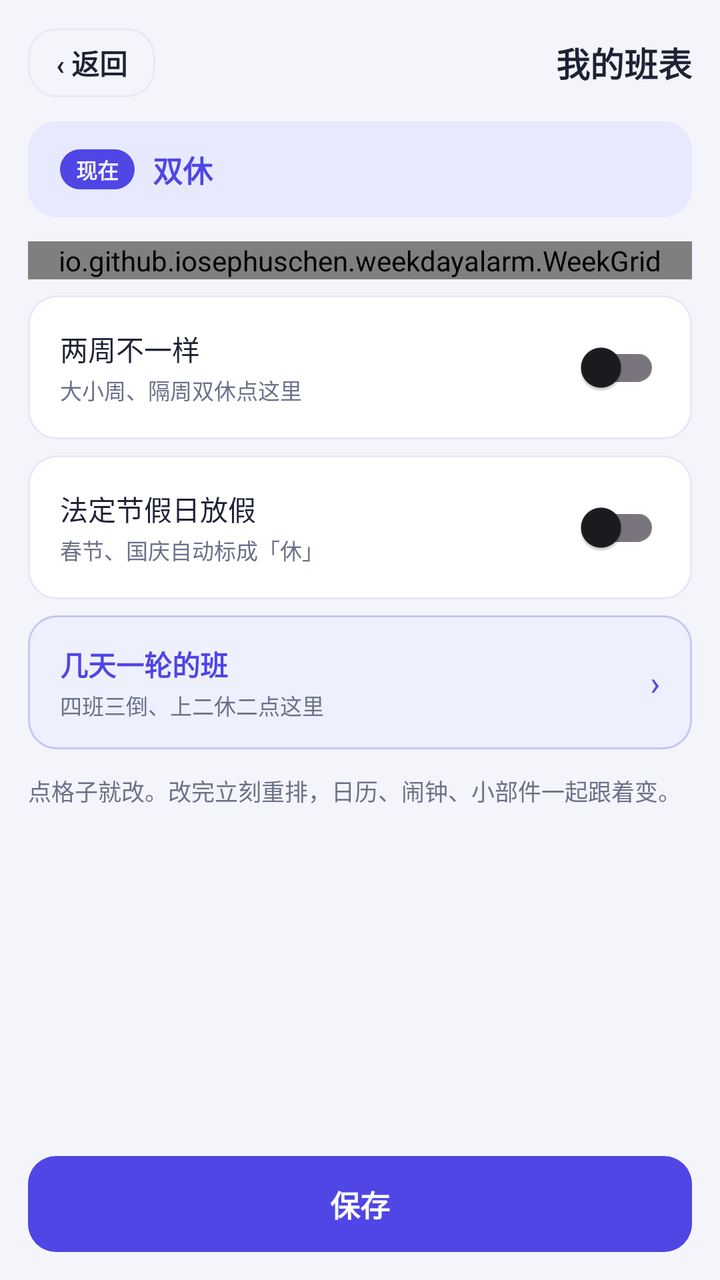
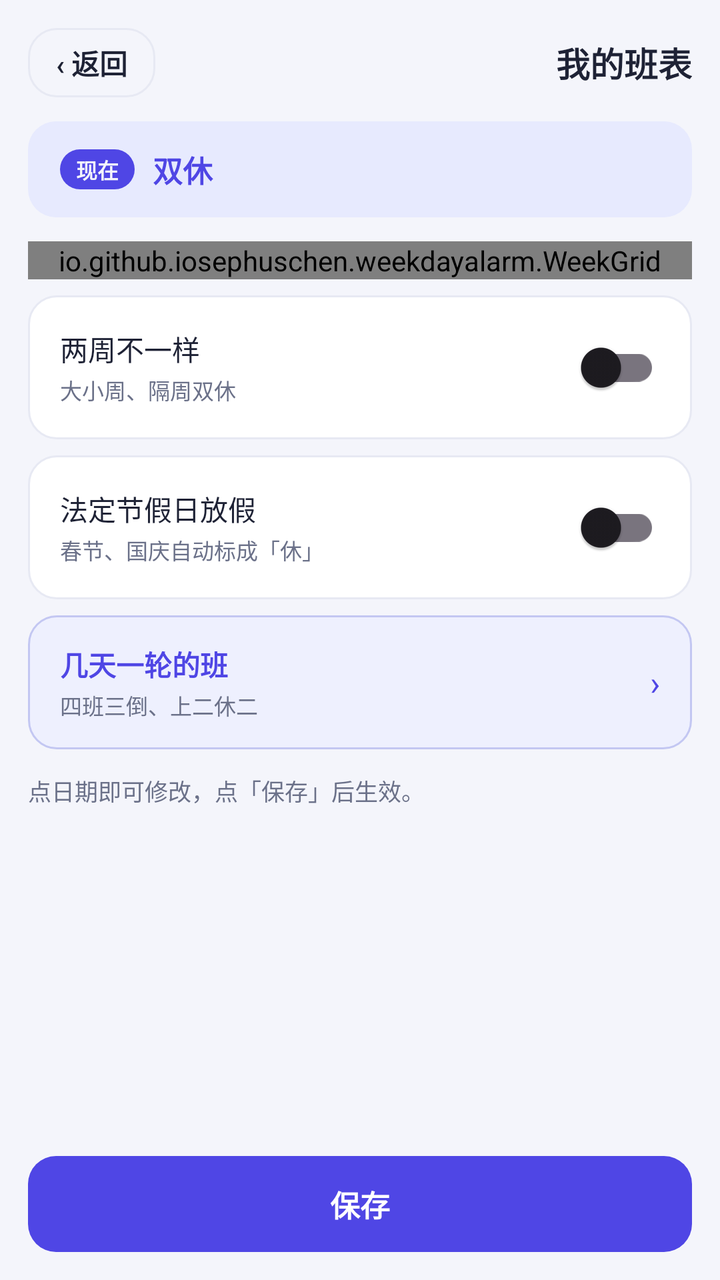

The first picture is an Android layout as it rendered before a commit; the second is the same layout after the commit. The layout source and the unified diff follow.
<!-- AndroidManifest.xml: application theme Theme.WeekdayAlarm -->
<!-- res/layout/activity_week_schedule.xml -->
<?xml version="1.0" encoding="utf-8"?>
<LinearLayout xmlns:android="http://schemas.android.com/apk/res/android"
    android:layout_width="match_parent"
    android:layout_height="match_parent"
    android:background="@color/bg"
    android:fitsSystemWindows="true"
    android:orientation="vertical">

    
    <ScrollView
        android:layout_width="match_parent"
        android:layout_height="0dp"
        android:layout_weight="1">

    <LinearLayout
        android:layout_width="match_parent"
        android:layout_height="wrap_content"
        android:orientation="vertical"
        android:paddingStart="14dp"
        android:paddingTop="14dp"
        android:paddingEnd="14dp"
        android:paddingBottom="@dimen/space_24">

        <LinearLayout
            android:layout_width="match_parent"
            android:layout_height="wrap_content"
            android:layout_marginBottom="@dimen/space_12"
            android:gravity="center_vertical"
            android:orientation="horizontal">

            <TextView
                android:id="@+id/btn_back"
                android:layout_width="wrap_content"
                android:layout_height="wrap_content"
                android:background="@drawable/bg_time_outline"
                android:clickable="true"
                android:focusable="true"
                android:paddingStart="14dp"
                android:paddingTop="7dp"
                android:paddingEnd="14dp"
                android:paddingBottom="7dp"
                android:text="‹ 返回"
                android:textColor="@color/ink"
                android:textSize="14sp"
                android:textStyle="bold" />

            <TextView
                android:layout_width="0dp"
                android:layout_height="wrap_content"
                android:layout_weight="1"
                android:gravity="end"
                android:text="我的班表"
                android:textColor="@color/ink"
                android:textSize="17sp"
                android:textStyle="bold" />
        </LinearLayout>

        
        <LinearLayout
            android:id="@+id/card_verdict"
            android:layout_width="match_parent"
            android:layout_height="wrap_content"
            android:background="@drawable/bg_verdict"
            android:gravity="center_vertical"
            android:orientation="horizontal"
            android:paddingStart="16dp"
            android:paddingTop="13dp"
            android:paddingEnd="16dp"
            android:paddingBottom="13dp">

            <TextView
                android:layout_width="wrap_content"
                android:layout_height="wrap_content"
                android:background="@drawable/bg_verdict_tag"
                android:paddingStart="8dp"
                android:paddingTop="2dp"
                android:paddingEnd="8dp"
                android:paddingBottom="2dp"
                android:text="现在"
                android:textColor="@color/bg"
                android:textSize="10.5sp"
                android:textStyle="bold" />

            <TextView
                android:id="@+id/tv_verdict"
                android:layout_width="0dp"
                android:layout_height="wrap_content"
                android:layout_marginStart="9dp"
                android:layout_weight="1"
                android:text="双休"
                android:textColor="@color/indigo"
                android:textSize="15sp"
                android:textStyle="bold" />
        </LinearLayout>

        <io.github.iosephuschen.weekdayalarm.WeekGrid
            android:id="@+id/week_grid"
            android:layout_width="match_parent"
            android:layout_height="wrap_content"
            android:layout_marginTop="@dimen/space_12" />

        
        <LinearLayout
            android:id="@+id/row_shifts"
            android:layout_width="match_parent"
            android:layout_height="wrap_content"
            android:layout_marginTop="@dimen/space_12"
            android:background="@drawable/bg_dialog_row"
            android:clickable="true"
            android:focusable="true"
            android:gravity="center_vertical"
            android:orientation="horizontal"
            android:paddingStart="16dp"
            android:paddingTop="14dp"
            android:paddingEnd="16dp"
            android:paddingBottom="13dp"
            android:visibility="gone">

            <LinearLayout
                android:layout_width="0dp"
                android:layout_height="wrap_content"
                android:layout_weight="1"
                android:orientation="vertical">

                <TextView
                    android:layout_width="wrap_content"
                    android:layout_height="wrap_content"
                    android:text="班次"
                    android:textColor="@color/ink"
                    android:textSize="15sp"
                    android:textStyle="bold" />

                <TextView
                    android:id="@+id/tv_shifts_sub"
                    android:layout_width="match_parent"
                    android:layout_height="wrap_content"
                    android:layout_marginTop="3dp"
                    android:text="白班 08:00 – 20:00 · 夜班 20:00 – 次日 08:00"
                    android:textColor="@color/sub"
                    android:textSize="11sp" />
            </LinearLayout>

            <TextView style="@style/SettingsChevron" />
        </LinearLayout>

        
        <LinearLayout
            android:id="@+id/card_rotation"
            android:layout_width="match_parent"
            android:layout_height="wrap_content"
            android:layout_marginTop="@dimen/space_12"
            android:background="@drawable/bg_dialog_row"
            android:clickable="true"
            android:focusable="true"
            android:gravity="center_vertical"
            android:orientation="horizontal"
            android:paddingStart="16dp"
            android:paddingTop="14dp"
            android:paddingEnd="16dp"
            android:paddingBottom="13dp"
            android:visibility="gone">

            <LinearLayout
                android:layout_width="0dp"
                android:layout_height="wrap_content"
                android:layout_weight="1"
                android:orientation="vertical">

                <TextView
                    android:id="@+id/tv_rotation_title"
                    android:layout_width="wrap_content"
                    android:layout_height="wrap_content"
                    android:text="4 天一轮 · 上2休2"
                    android:textColor="@color/ink"
                    android:textSize="15sp"
                    android:textStyle="bold" />

                <TextView
                    android:id="@+id/tv_rotation_sub"
                    android:layout_width="wrap_content"
                    android:layout_height="wrap_content"
                    android:layout_marginTop="2dp"
                    android:text="第 1 天定下来，往后按这个顺序循环"
                    android:textColor="@color/sub"
                    android:textSize="11sp" />

                
                <TextView
                    android:id="@+id/tv_rotation_times"
                    android:layout_width="match_parent"
                    android:layout_height="wrap_content"
                    android:layout_marginTop="6dp"
                    android:textColor="@color/body"
                    android:textSize="12sp"
                    android:visibility="gone" />
            </LinearLayout>

            <TextView style="@style/SettingsChevron" />
        </LinearLayout>

        <LinearLayout
            android:id="@+id/row_biweekly"
            android:layout_width="match_parent"
            android:layout_height="wrap_content"
            android:layout_marginTop="@dimen/space_8"
            android:background="@drawable/bg_dialog_row"
            android:gravity="center_vertical"
            android:orientation="horizontal"
            android:paddingStart="16dp"
            android:paddingTop="12dp"
            android:paddingEnd="16dp"
            android:paddingBottom="12dp">

            <LinearLayout
                android:layout_width="0dp"
                android:layout_height="wrap_content"
                android:layout_weight="1"
                android:orientation="vertical">

                <TextView
                    android:layout_width="wrap_content"
                    android:layout_height="wrap_content"
                    android:text="两周不一样"
                    android:textColor="@color/ink"
                    android:textSize="14sp" />

                
                <TextView
                    android:layout_width="wrap_content"
                    android:layout_height="wrap_content"
                    android:layout_marginTop="2dp"
                    android:text="大小周、隔周双休点这里"
                    android:textColor="@color/sub"
                    android:textSize="11sp" />
            </LinearLayout>

            <androidx.appcompat.widget.SwitchCompat
                android:id="@+id/sw_biweekly"
                android:layout_width="wrap_content"
                android:layout_height="wrap_content" />
        </LinearLayout>

        <LinearLayout
            android:id="@+id/row_holiday"
            android:layout_width="match_parent"
            android:layout_height="wrap_content"
            android:layout_marginTop="@dimen/space_8"
            android:background="@drawable/bg_dialog_row"
            android:gravity="center_vertical"
            android:orientation="horizontal"
            android:paddingStart="16dp"
            android:paddingTop="12dp"
            android:paddingEnd="16dp"
            android:paddingBottom="12dp">

            <LinearLayout
                android:layout_width="0dp"
                android:layout_height="wrap_content"
                android:layout_weight="1"
                android:orientation="vertical">

                <TextView
                    android:layout_width="wrap_content"
                    android:layout_height="wrap_content"
                    android:text="法定节假日放假"
                    android:textColor="@color/ink"
                    android:textSize="14sp" />

                <TextView
                    android:id="@+id/tv_holiday_sub"
                    android:layout_width="wrap_content"
                    android:layout_height="wrap_content"
                    android:layout_marginTop="2dp"
                    android:text="春节、国庆自动标成「休」"
                    android:textColor="@color/sub"
                    android:textSize="11sp" />
            </LinearLayout>

            <androidx.appcompat.widget.SwitchCompat
                android:id="@+id/sw_holiday"
                android:layout_width="wrap_content"
                android:layout_height="wrap_content" />
        </LinearLayout>

        <LinearLayout
            android:id="@+id/row_rotation"
            android:layout_width="match_parent"
            android:layout_height="wrap_content"
            android:layout_marginTop="@dimen/space_8"
            android:background="@drawable/bg_action_emphasis"
            android:clickable="true"
            android:focusable="true"
            android:gravity="center_vertical"
            android:orientation="horizontal"
            android:paddingStart="16dp"
            android:paddingTop="14dp"
            android:paddingEnd="16dp"
            android:paddingBottom="14dp">

            
            <LinearLayout
                android:layout_width="0dp"
                android:layout_height="wrap_content"
                android:layout_weight="1"
                android:orientation="vertical">

                <TextView
                    android:id="@+id/tv_rotation_entry_title"
                    android:layout_width="wrap_content"
                    android:layout_height="wrap_content"
                    android:text="几天一轮的班"
                    android:textColor="@color/indigo"
                    android:textSize="14sp"
                    android:textStyle="bold" />

                
                <TextView
                    android:id="@+id/tv_rotation_entry_sub"
                    android:layout_width="wrap_content"
                    android:layout_height="wrap_content"
                    android:layout_marginTop="2dp"
                    android:text="四班三倒、上二休二点这里"
                    android:textColor="@color/sub"
                    android:textSize="11sp" />
            </LinearLayout>

            
            <TextView style="@style/SettingsChevron" />
        </LinearLayout>

        <LinearLayout
            android:id="@+id/row_back_week"
            android:layout_width="match_parent"
            android:layout_height="wrap_content"
            android:layout_marginTop="@dimen/space_8"
            android:background="@drawable/bg_action_emphasis"
            android:clickable="true"
            android:focusable="true"
            android:gravity="center_vertical"
            android:orientation="horizontal"
            android:paddingStart="16dp"
            android:paddingTop="14dp"
            android:paddingEnd="16dp"
            android:paddingBottom="14dp"
            android:visibility="gone">

            <TextView
                android:layout_width="0dp"
                android:layout_height="wrap_content"
                android:layout_weight="1"
                android:text="改成按周排"
                android:textColor="@color/indigo"
                android:textSize="14sp"
                android:textStyle="bold" />

            <TextView style="@style/SettingsChevron" />
        </LinearLayout>

        <TextView
            android:id="@+id/tv_hint"
            android:layout_width="match_parent"
            android:layout_height="wrap_content"
            android:layout_marginTop="@dimen/space_12"
            android:lineSpacingExtra="3dp"
            android:text="点格子就改。改完立刻重排，日历、闹钟、小部件一起跟着变。"
            android:textColor="@color/sub"
            android:textSize="11.5sp" />
    </LinearLayout>
    </ScrollView>

    <LinearLayout
        android:layout_width="match_parent"
        android:layout_height="wrap_content"
        android:orientation="vertical"
        android:paddingStart="14dp"
        android:paddingTop="10dp"
        android:paddingEnd="14dp"
        android:paddingBottom="14dp">

        <TextView
            android:id="@+id/btn_save"
            android:layout_width="match_parent"
            android:layout_height="wrap_content"
            android:minHeight="48dp"
            android:background="@drawable/bg_guide_btn"
            android:clickable="true"
            android:focusable="true"
            android:gravity="center"
            android:text="保存"
            android:textColor="#FFFFFF"
            android:textSize="15sp"
            android:textStyle="bold" />
    </LinearLayout>
</LinearLayout>
<!-- resources referenced by this layout -->
<resources>
  <color name="bg">#F4F5FB</color>
  <color name="body">#565C72</color>
  <color name="indigo">#4F46E5</color>
  <color name="ink">#1E2235</color>
  <color name="sub">#6B7189</color>
  <dimen name="space_12">12dp</dimen>
  <dimen name="space_24">24dp</dimen>
  <dimen name="space_8">8dp</dimen>
  <!-- drawable bg_action_emphasis (drawable) -->
  <?xml version="1.0" encoding="utf-8"?>
  <ripple xmlns:android="http://schemas.android.com/apk/res/android"
      android:color="#1F4F46E5">
      <item>
          <shape android:shape="rectangle">
              <solid android:color="@color/action_bg" />
              <corners android:radius="@dimen/radius_row" />
              <stroke
                  android:width="1dp"
                  android:color="@color/action_line" />
          </shape>
      </item>
  </ripple>
  <!-- drawable bg_dialog_row (drawable) -->
  <?xml version="1.0" encoding="utf-8"?>
  <shape xmlns:android="http://schemas.android.com/apk/res/android"
      android:shape="rectangle">
      <solid android:color="@color/card" />
      <stroke
          android:width="1dp"
          android:color="@color/line" />
      <corners android:radius="@dimen/radius_row" />
  </shape>
  <!-- drawable bg_guide_btn (drawable) -->
  <?xml version="1.0" encoding="utf-8"?>
  <shape xmlns:android="http://schemas.android.com/apk/res/android"
      android:shape="rectangle">
      <solid android:color="@color/indigo" />
      <corners android:radius="@dimen/radius_row" />
  </shape>
  <!-- drawable bg_time_outline (drawable) -->
  <?xml version="1.0" encoding="utf-8"?>
  <ripple xmlns:android="http://schemas.android.com/apk/res/android"
      android:color="#1F4F46E5">
      <item>
          <shape android:shape="rectangle">
              <solid android:color="@color/bg" />
              <corners android:radius="@dimen/radius_row" />
              <stroke android:width="1dp" android:color="@color/line" />
          </shape>
      </item>
  </ripple>
  <!-- drawable bg_verdict (drawable) -->
  <?xml version="1.0" encoding="utf-8"?>
  <shape xmlns:android="http://schemas.android.com/apk/res/android"
      android:shape="rectangle">
      <solid android:color="@color/verdict_bg" />
      <corners android:radius="@dimen/radius_row" />
  </shape>
  <!-- drawable bg_verdict_tag (drawable) -->
  <?xml version="1.0" encoding="utf-8"?>
  <shape xmlns:android="http://schemas.android.com/apk/res/android"
      android:shape="rectangle">
      <solid android:color="@color/indigo" />
      <corners android:radius="@dimen/radius_pill" />
  </shape>
  <style name="SettingsChevron">
          <item name="android:layout_width">wrap_content</item>
          <item name="android:layout_height">wrap_content</item>
          <item name="android:layout_marginStart">@dimen/space_6</item>
          <item name="android:text">›</item>
          <item name="android:textColor">@color/indigo</item>
          <item name="android:textSize">17sp</item>
      </style>
  <style name="Theme.WeekdayAlarm" parent="Theme.Material3.DayNight.NoActionBar">
          <item name="colorPrimary">@color/indigo</item>
          <item name="colorPrimaryVariant">@color/indigo_dark</item>
          <item name="colorOnPrimary">@color/white</item>
          <item name="android:statusBarColor">@color/bg</item>
          <item name="android:windowLightStatusBar">true</item>
      </style>
  <color name="action_bg">#EEF0FE</color>
  <dimen name="radius_row">14dp</dimen>
  <color name="action_line">#C3C7F2</color>
  <color name="card">#FFFFFF</color>
  <color name="line">#E7E9F3</color>
  <color name="verdict_bg">#E7EAFE</color>
  <dimen name="radius_pill">999dp</dimen>
  <dimen name="space_6">6dp</dimen>
  <color name="indigo_dark">#4338CA</color>
  <color name="white">#FFFFFFFF</color>
</resources>

<!-- the commit's change to res/layout/activity_week_schedule.xml (unified diff, before → after) -->
@@ -180,7 +180,7 @@
                     android:layout_width="wrap_content"
                     android:layout_height="wrap_content"
                     android:layout_marginTop="2dp"
-                    android:text="第 1 天定下来，往后按这个顺序循环"
+                    android:text="首日班次确定后，按此顺序循环"
                     android:textColor="@color/sub"
                     android:textSize="11sp" />
 
@@ -229,7 +229,7 @@
                     android:layout_width="wrap_content"
                     android:layout_height="wrap_content"
                     android:layout_marginTop="2dp"
-                    android:text="大小周、隔周双休点这里"
+                    android:text="大小周、隔周双休"
                     android:textColor="@color/sub"
                     android:textSize="11sp" />
             </LinearLayout>
@@ -319,7 +319,7 @@
                     android:layout_width="wrap_content"
                     android:layout_height="wrap_content"
                     android:layout_marginTop="2dp"
-                    android:text="四班三倒、上二休二点这里"
+                    android:text="四班三倒、上二休二"
                     android:textColor="@color/sub"
                     android:textSize="11sp" />
             </LinearLayout>
@@ -362,7 +362,7 @@
             android:layout_height="wrap_content"
             android:layout_marginTop="@dimen/space_12"
             android:lineSpacingExtra="3dp"
-            android:text="点格子就改。改完立刻重排，日历、闹钟、小部件一起跟着变。"
+            android:text="点日期即可修改，点「保存」后生效。"
             android:textColor="@color/sub"
             android:textSize="11.5sp" />
     </LinearLayout>
